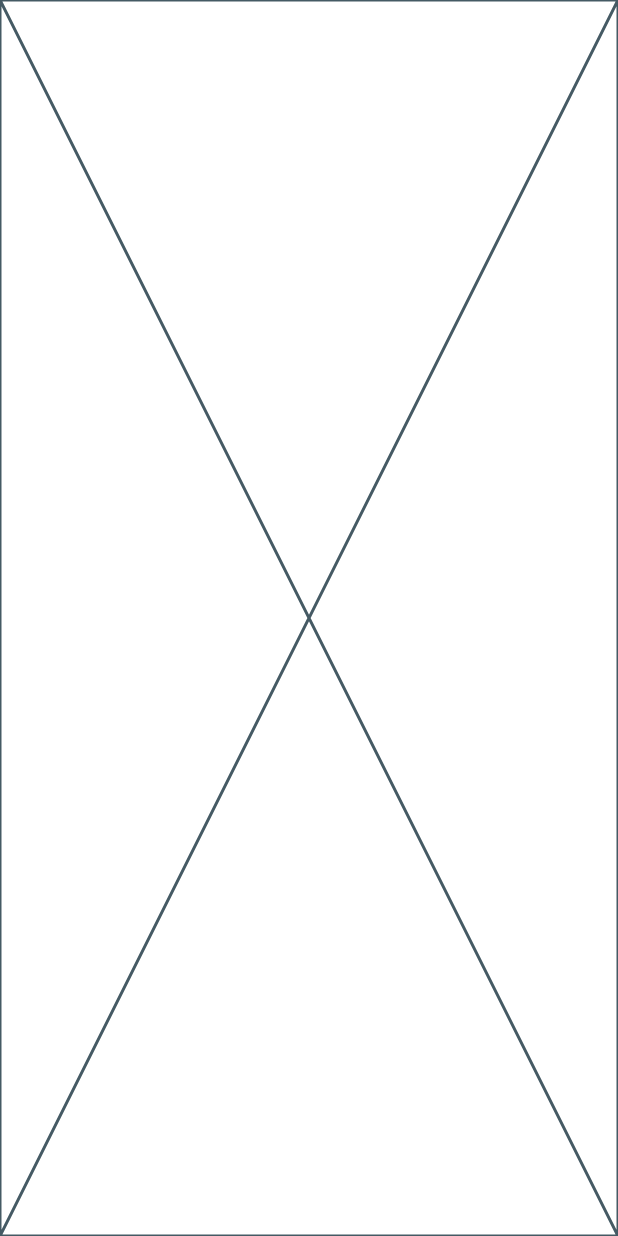
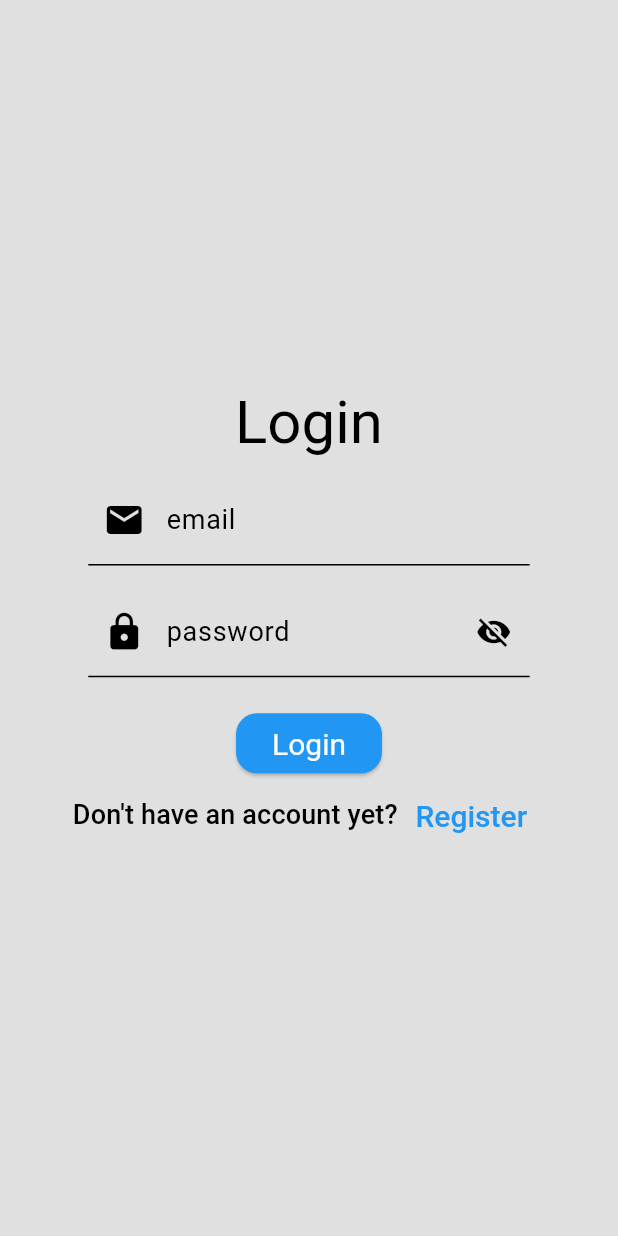
Before and after one commit to Fileurix3/chat_app, a Flutter app: the screen it shows after launch, after a tap on "Register", after a tap on "Login", on a phone screen of 412 x 824 dp. Run offline on Flutter 3.47's test engine with Material 3 defaults, Android fonts, the phone set to English and light mode, and no system bars.

Commit message:
login and register ui

```diff
--- a/lib/pages/login_page.dart
+++ b/lib/pages/login_page.dart
@@ -8,8 +8,104 @@ class LoginPage extends StatefulWidget {
 }
 
 class _LoginPageState extends State<LoginPage> {
+  final _formKey = GlobalKey<FormState>();
+
+  bool isObscureText = true;
+
   @override
   Widget build(BuildContext context) {
-    return const Placeholder();
+    return Scaffold(
+      body: Center(
+        child: SingleChildScrollView(
+          child: Form(
+            key: _formKey,
+            child: Column(
+              children: [
+                Text(
+                  "Login",
+                  style: Theme.of(context).textTheme.headlineLarge,
+                ),
+                const SizedBox(height: 10),
+                SizedBox(
+                  width: MediaQuery.of(context).size.width / 1.4,
+                  child: Column(
+                    children: [
+                      TextFormField(
+                        decoration: const InputDecoration(
+                          prefixIcon: Icon(
+                            Icons.email,
+                            size: 28,
+                          ),
+                          labelText: "email",
+                        ),
+                        style: Theme.of(context).textTheme.labelMedium,
+                        validator: (value) {
+                          if (value == null || value.isEmpty) {
+                            return "Filed must not be empty";
+                          }
+                          return null;
+                        },
+                      ),
+                      const SizedBox(height: 14),
+                      TextFormField(
+                        obscureText: isObscureText,
+                        decoration: InputDecoration(
+                          prefixIcon: const Icon(
+                            Icons.lock,
+                            size: 28,
+                          ),
+                          suffixIcon: IconButton(
+                            onPressed: () {
+                              setState(() {
+                                isObscureText = !isObscureText;
+                              });
+                            },
+                            icon: isObscureText
+                                ? const Icon(Icons.visibility_off)
+                                : const Icon(Icons.visibility),
+                          ),
+                          labelText: "password",
+                        ),
+                        style: Theme.of(context).textTheme.labelMedium,
+                        validator: (value) {
+                          if (value == null || value.isEmpty) {
+                            return "Filed must not be empty";
+                          } else if (value.length < 6) {
+                            return "Password must not be less then 6";
+                          }
+                          return null;
+                        },
+                      ),
+                    ],
+                  ),
+                ),
+                const SizedBox(height: 20),
+                ElevatedButton(
+                  onPressed: () {
+                    if (_formKey.currentState!.validate()) {}
+                  },
+                  child: const Text("Login"),
+                ),
+                Row(
+                  mainAxisAlignment: MainAxisAlignment.center,
+                  children: [
+                    Text(
+                      "Don't have an account yet?",
+                      style: Theme.of(context).textTheme.titleSmall,
+                    ),
+                    TextButton(
+                      onPressed: () {
+                        Navigator.pushNamed(context, "/registerPage");
+                      },
+                      child: const Text("Register"),
+                    )
+                  ],
+                )
+              ],
+            ),
+          ),
+        ),
+      ),
+    );
   }
 }
--- a/lib/pages/register_page.dart
+++ b/lib/pages/register_page.dart
@@ -19,8 +19,6 @@ class _RegisterPageState extends State<RegisterPage> {
         child: SingleChildScrollView(
           child: Form(
             key: _formKey,
-            child: SizedBox(
-              width: MediaQuery.of(context).size.width / 1.4,
             child: Column(
               children: [
                 Text(
@@ -28,6 +26,10 @@ class _RegisterPageState extends State<RegisterPage> {
                   style: Theme.of(context).textTheme.headlineLarge,
                 ),
                 const SizedBox(height: 10),
+                SizedBox(
+                  width: MediaQuery.of(context).size.width / 1.4,
+                  child: Column(
+                    children: [
                       TextFormField(
                         decoration: const InputDecoration(
                           prefixIcon: Icon(
@@ -93,6 +95,9 @@ class _RegisterPageState extends State<RegisterPage> {
                           return null;
                         },
                       ),
+                    ],
+                  ),
+                ),
                 const SizedBox(height: 20),
                 ElevatedButton(
                   onPressed: () {
@@ -120,7 +125,6 @@ class _RegisterPageState extends State<RegisterPage> {
           ),
         ),
       ),
-      ),
     );
   }
 }
```
Lines whose indentation alone changed are shown as unchanged.
